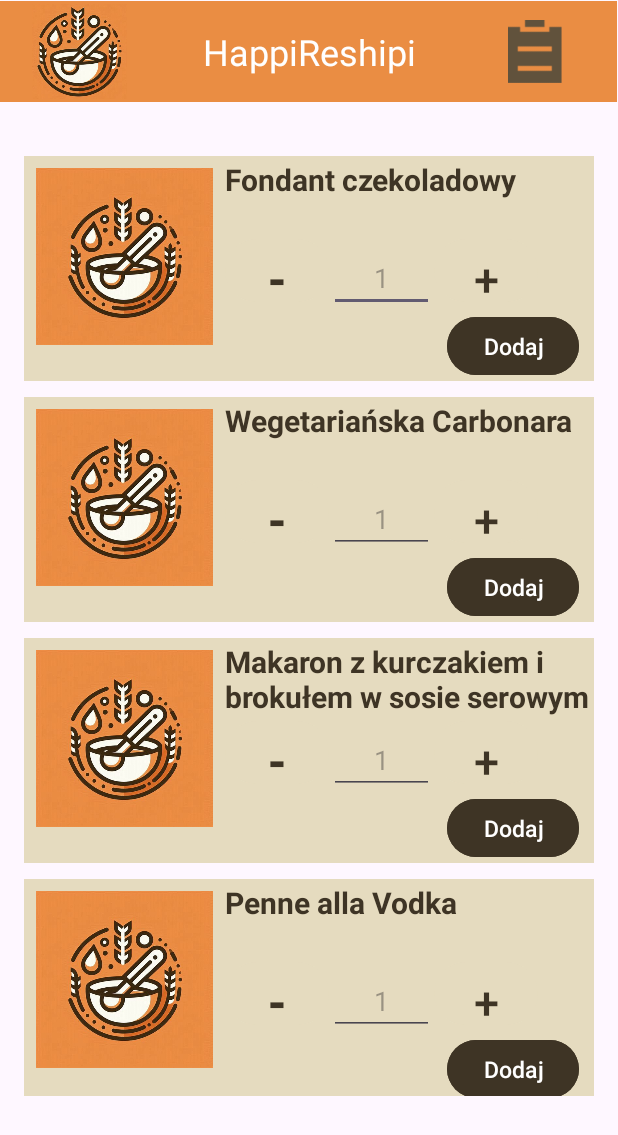
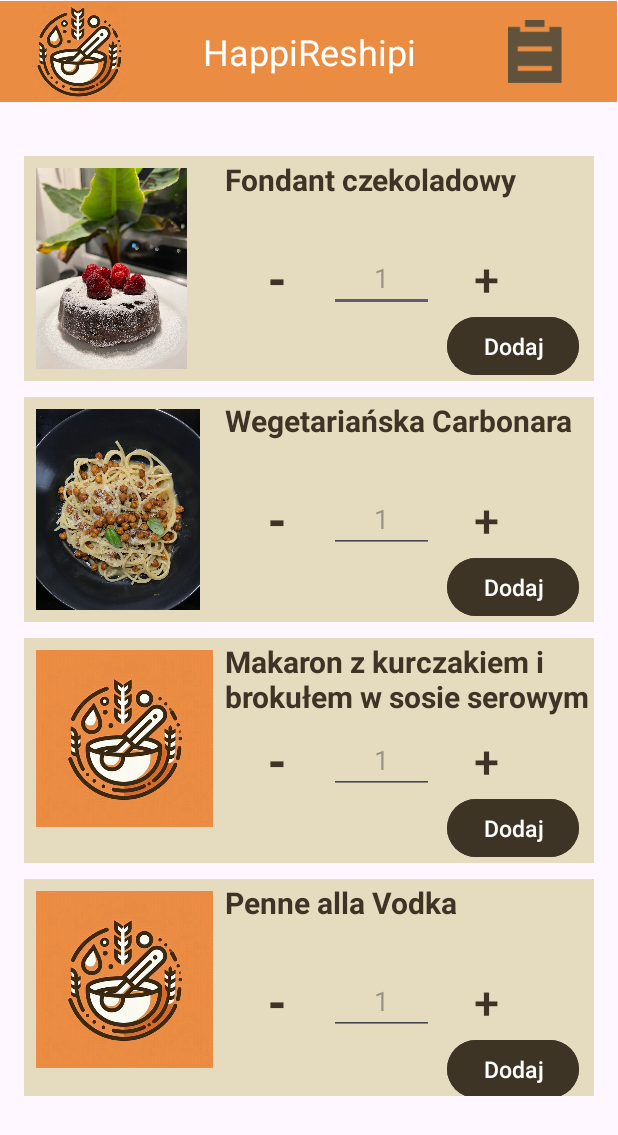
Before and after one commit to Nomuron/happireshipi_mobile, an Android app: the screen it shows after launch (MainActivity), on a phone screen of 412 x 824 dp. Shown: the top 1135 px of the screen. Run offline under Robolectric (Android 15) with nearby library versions, the phone set to English and light mode, and no system bars.

Commit message:
HAP-8 # small fixes for recipe list display

```diff
--- a/app/src/main/java/com/example/myapplication/recipes/adapters/RecipesAdapter.java
+++ b/app/src/main/java/com/example/myapplication/recipes/adapters/RecipesAdapter.java
@@ -25,13 +25,13 @@ public class RecipesAdapter extends RecyclerView.Adapter<RecipesAdapter.MyViewHo
     private Context context;
     private List<Recipe> recipes;
 
-//    AssetManager assets;
+    AssetManager assets;
 
 
     public RecipesAdapter(Context context, List<Recipe> recipes) {
         this.context = context;
         this.recipes = recipes;
-//        this.assets = context.getAssets();
+        this.assets = context.getAssets();
     }
 
     @NonNull
@@ -45,15 +45,15 @@ public class RecipesAdapter extends RecyclerView.Adapter<RecipesAdapter.MyViewHo
     public void onBindViewHolder(@NonNull MyViewHolder holder, int position) {
         Recipe recipe = recipes.get(position);
         holder.recipeName.setText(recipe.getName());
-        holder.portionsNumberInput.setHint("1");
-//        try (InputStream stream =
-//                     assets.open("images/" + recipe.getImageFileName())) {
-//            Drawable recipeImg = Drawable.createFromStream(stream, recipe.getImageFileName());
-//            holder.recipeImage.setImageDrawable(recipeImg);
-//
-//        } catch (IOException exception) {
-//            Log.e(recipe.getName(), "Error loading " + recipe.getImageFileName());
-//        }
+        holder.portionsNumberInput.setHint(getString(R.string.portions_number_input));
+        try (InputStream stream =
+                     assets.open(getString(R.string.images_directory) + recipe.getImageFileName())) {
+            Drawable recipeImg = Drawable.createFromStream(stream, recipe.getImageFileName());
+            holder.recipeImage.setImageDrawable(recipeImg);
+
+        } catch (IOException exception) {
+            Log.e(recipe.getName(), getString(R.string.error_loading) + recipe.getImageFileName());
+        }
     }
 
     @Override
@@ -61,16 +61,20 @@ public class RecipesAdapter extends RecyclerView.Adapter<RecipesAdapter.MyViewHo
         return recipes.size();
     }
 
+    private String getString(int resourceId) {
+        return context.getResources().getString(resourceId);
+    }
+
     public static class MyViewHolder extends RecyclerView.ViewHolder {
         TextView recipeName;
         EditText portionsNumberInput;
-//        ImageView recipeImage;
+        ImageView recipeImage;
 
         public MyViewHolder(@NonNull View itemView) {
             super(itemView);
             recipeName = itemView.findViewById(R.id.recipeName);
             portionsNumberInput = itemView.findViewById(R.id.portionsNumberInput);
-//            recipeImage = itemView.findViewById(R.id.recipeImage);
+            recipeImage = itemView.findViewById(R.id.recipeImage);
         }
     }
 }
--- a/app/src/main/res/layout/dish_tile.xml
+++ b/app/src/main/res/layout/dish_tile.xml
@@ -54,7 +54,8 @@
                 android:layout_height="40dp"
                 android:layout_marginBottom="30dp"
                 android:gravity="center"
-                android:hint="@string/portions_number_input" />
+                android:hint="@string/portions_number_input"
+                android:inputType="number" />
 
             <Button
                 android:id="@+id/addButton"
--- a/app/src/main/res/values/strings.xml
+++ b/app/src/main/res/values/strings.xml
@@ -9,4 +9,6 @@
     <string name="plus_symbol">+</string>
     <string name="portions_number_input">1</string>
     <string name="add_button_text">Dodaj</string>
+    <string name="images_directory">images/</string>
+    <string name="error_loading">Error loading </string>
 </resources>
```
